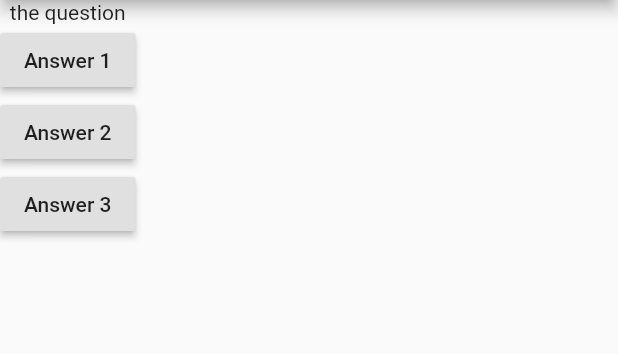
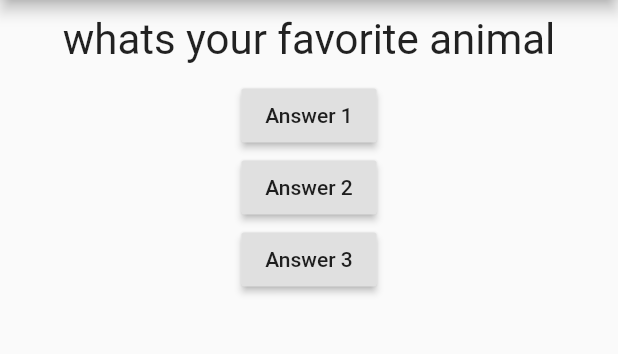
Before and after one commit to Yambo92/flutter_first, a Flutter app: the screen it shows after launch, after a tap on "Answer 1", on a phone screen of 412 x 824 dp, the part 84-438 px from its top. Run offline on Flutter 3.47's test engine with Material 2 defaults, Android fonts, the phone set to English and light mode, and no system bars.

Commit message:
part dart file

```diff
--- a/lib/main.dart
+++ b/lib/main.dart
@@ -1,13 +1,25 @@
 import 'package:flutter/material.dart';
+import "./question.dart";
 
 void main() {
   runApp(MyApp());
 }
 
-class MyApp extends  StatelessWidget {
+class MyApp extends StatefulWidget {
+  @override
+  State<StatefulWidget> createState() {
+    // TODO: implement createState
+    return _MyAppState();
+  }
+}
+
+class _MyAppState extends State<MyApp> {
+  var _questionIndex = 0;
 
   void answerQuestion() {
-    print('Answer chosen');
+    setState(() {
+      _questionIndex = _questionIndex + 1;
+    });
   }
 
   @override
@@ -16,16 +28,28 @@ class MyApp extends  StatelessWidget {
       'whats your favorite color?',
       'whats your favorite animal',
     ];
-    return MaterialApp(home: Scaffold(
-      appBar: AppBar(title: Text('My first app'),),
+    return MaterialApp(
+      home: Scaffold(
+        appBar: AppBar(
+          title: Text('My first app'),
+        ),
         body: Column(
           children: [
-          Text('the question'),
-          RaisedButton(child: Text('Answer 1'),
+            Question(questions[_questionIndex]),
+            RaisedButton(
+              child: Text('Answer 1'),
               onPressed: answerQuestion,
             ),
-          RaisedButton(child: Text('Answer 2'), onPressed: answerQuestion,),
-          RaisedButton(child: Text('Answer 3'), onPressed: answerQuestion,),
+            RaisedButton(
+              child: Text('Answer 2'),
+              onPressed: () => print('Answer 2 chosen!'),
+            ),
+            RaisedButton(
+              child: Text('Answer 3'),
+              onPressed: () {
+                print('answer 3 chosen');
+              },
+            ),
           ],
         ),
       ),
--- /dev/null
+++ b/lib/question.dart
@@ -0,0 +1,19 @@
+import "package:flutter/material.dart";
+
+class Question extends StatelessWidget {
+  final String questionText;
+
+  Question(this.questionText);
+
+  @override
+  Widget build(BuildContext context) {
+    return Container(
+        width: double.infinity,
+        margin: EdgeInsets.all(10),
+        child: Text(
+          questionText,
+          style: TextStyle(fontSize: 28),
+          textAlign: TextAlign.center,
+        ));
+  }
+}
```
Lines whose indentation alone changed are shown as unchanged.
